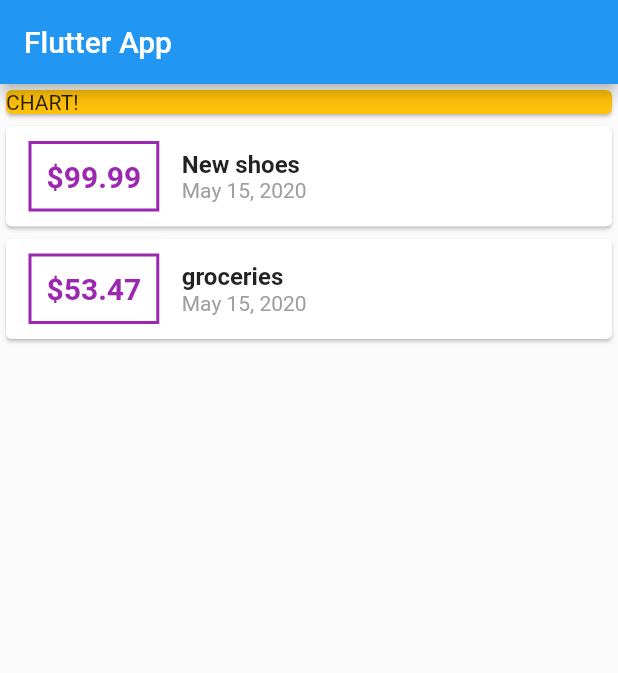
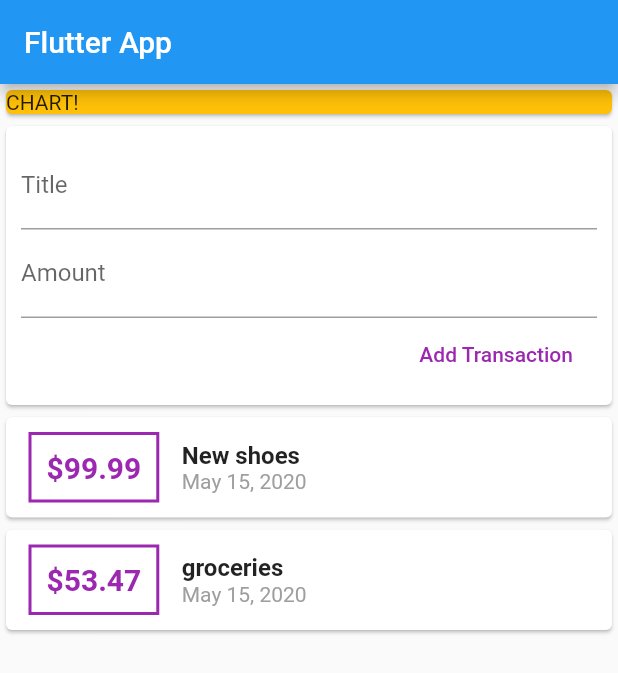
Before and after one commit to travisVela/expense_app, a Flutter app: the screen it shows after launch, on a phone screen of 412 x 824 dp. Shown: the top 673 px of the screen. Run offline on Flutter 3.47's test engine with Material 2 defaults, Android fonts, the phone set to English and light mode, and no system bars.

Commit message:
add Text Fields for user input to add new transactions

```diff
--- a/lib/main.dart
+++ b/lib/main.dart
@@ -23,6 +23,11 @@ class MyHomePage extends StatelessWidget {
         id: '2', title: 'groceries', amount: 53.47, date: DateTime.now())
   ];
 
+  String titleInput;
+  String amountInput;
+  final titleController = TextEditingController();
+  final amountController = TextEditingController();
+
   @override
   Widget build(BuildContext context) {
     return Scaffold(
@@ -36,6 +41,34 @@ class MyHomePage extends StatelessWidget {
             child: Container(
               width: double.infinity,
               child: Text('CHART!'),
+            ),
+          ),
+          Card(
+            child: Container(
+              padding: EdgeInsets.all(10),
+              child: Column(
+                crossAxisAlignment: CrossAxisAlignment.end,
+                children: <Widget>[
+                  TextField(
+                    decoration: InputDecoration(labelText: 'Title'),
+                    controller: titleController,
+                    // onChanged: (value) => titleInput = value,
+                  ),
+                  TextField(
+                    decoration: InputDecoration(labelText: 'Amount'),
+                    controller: amountController,
+                    // onChanged: (value) => amountInput = value,
+                  ),
+                  FlatButton(
+                    child: Text('Add Transaction'),
+                    textColor: Colors.purple,
+                    onPressed: () {
+                      print(titleController.text);
+                      print(amountController.text);
+                    },
+                  ),
+                ],
+              ),
             ),
           ),
           Column(
```
